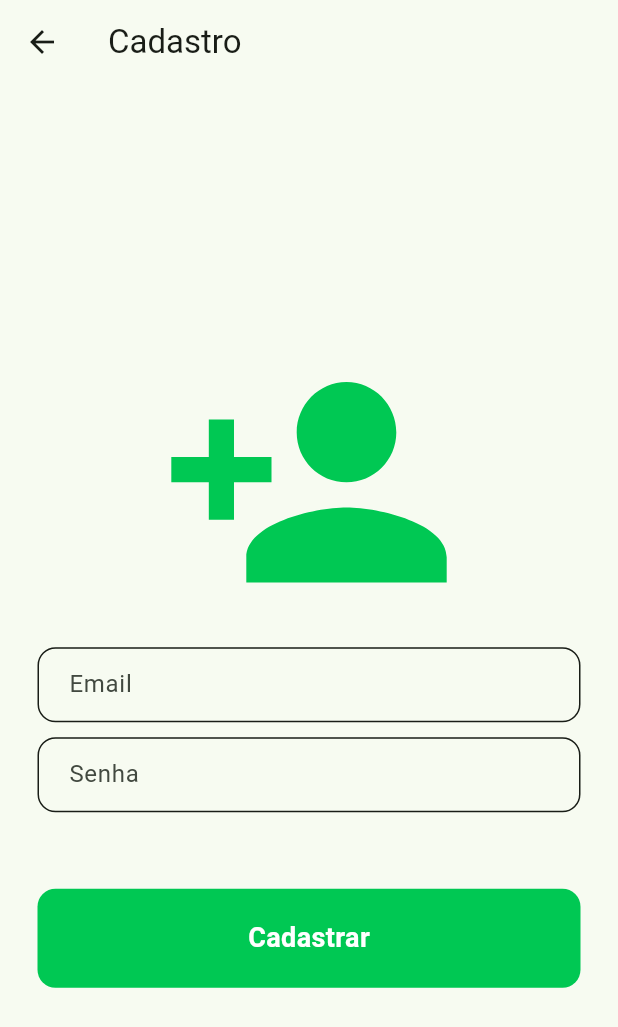
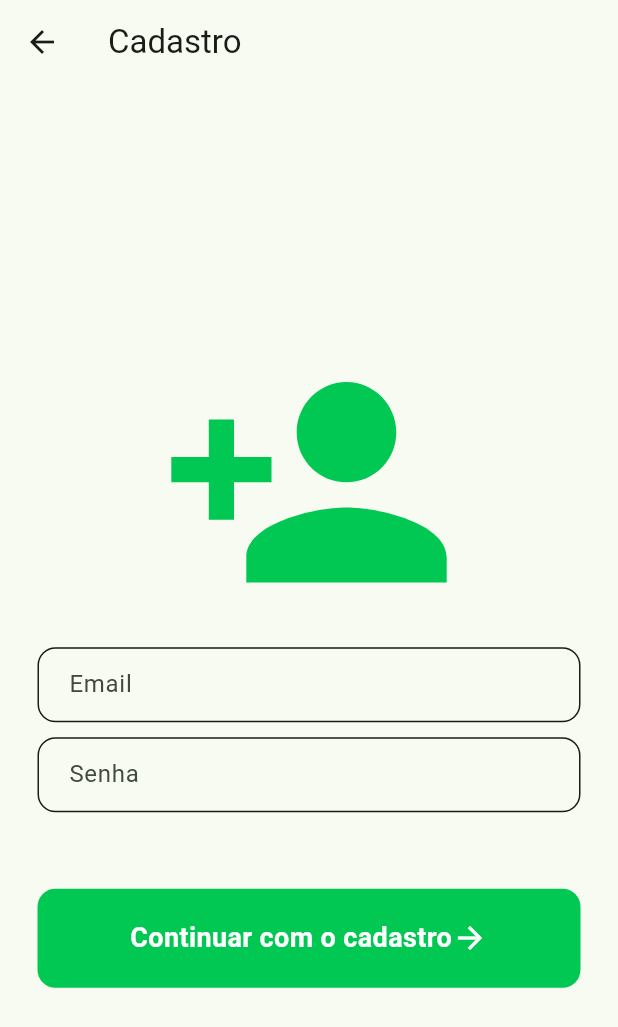
Before and after one commit to loulouizz/tccalimentracker, a Flutter app: the SignUpScreen screen opened directly, on a phone screen of 412 x 824 dp. Shown: the top 1027 px of the screen. Run offline on Flutter 3.47's test engine with Material 3 defaults, Android fonts, the phone set to English and light mode, and no system bars; our stand-ins replace cloud_firestore, firebase_auth, firebase_core, flutter_slidable, google_fonts; accounts and stored records are empty.

Commit message:
signup screen part 2

```diff
--- a/lib/screens/sign_up_screen.dart
+++ b/lib/screens/sign_up_screen.dart
@@ -113,7 +113,13 @@ class _SignUpScreenState extends State<SignUpScreen> {
                       color: Colors.greenAccent[700],
                       borderRadius: BorderRadius.circular(12),
                     ),
-                    child: Center(child: Text("Cadastrar", style: GoogleFonts.roboto(color: Theme.of(context).colorScheme.onPrimary, fontWeight: FontWeight.bold, fontSize: 18),)),
+                    child: Row(
+                      mainAxisAlignment: MainAxisAlignment.center,
+                      children: [
+                        Center(child: Text("Continuar com o cadastro", style: GoogleFonts.roboto(color: Theme.of(context).colorScheme.onPrimary, fontWeight: FontWeight.bold, fontSize: 18),)),
+                        Icon(Icons.arrow_forward, color: Theme.of(context).buttonTheme.colorScheme!.onPrimary,),
+                      ],
+                    ),
                   ),
                 ),
               ),
```
Also changed, not shown: lib/screens/sign_up_screen_part2.dart (added).
